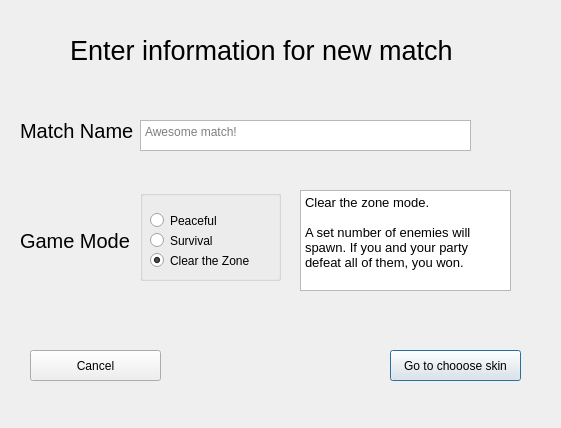
First picture: the form in client/creatematch.ui, repository Merok23/TPG-Taller-Left4dead-Grupo1, before the edit.
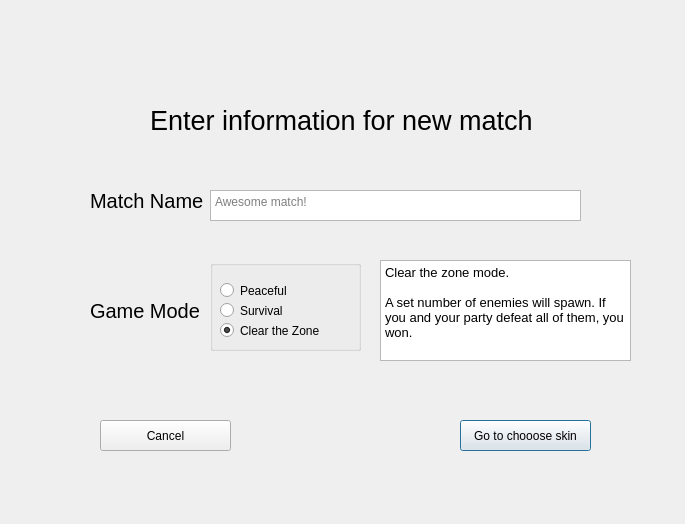
Second picture: the form after the edit.

Patch:
```diff
--- a/client/creatematch.ui
+++ b/client/creatematch.ui
@@ -6,8 +6,8 @@
    <rect>
     <x>0</x>
     <y>0</y>
-    <width>561</width>
-    <height>428</height>
+    <width>685</width>
+    <height>524</height>
    </rect>
   </property>
   <property name="windowTitle">
@@ -16,8 +16,8 @@
   <widget class="QLabel" name="main_title">
    <property name="geometry">
     <rect>
-     <x>70</x>
-     <y>0</y>
+     <x>150</x>
+     <y>70</y>
      <width>421</width>
      <height>101</height>
     </rect>
@@ -34,8 +34,8 @@
   <widget class="QLabel" name="match_name">
    <property name="geometry">
     <rect>
-     <x>20</x>
-     <y>120</y>
+     <x>90</x>
+     <y>190</y>
      <width>131</width>
      <height>21</height>
     </rect>
@@ -52,8 +52,8 @@
   <widget class="QLabel" name="mode_label">
    <property name="geometry">
     <rect>
-     <x>20</x>
-     <y>230</y>
+     <x>90</x>
+     <y>300</y>
      <width>111</width>
      <height>21</height>
     </rect>
@@ -70,8 +70,8 @@
   <widget class="QPushButton" name="choose_skin">
    <property name="geometry">
     <rect>
-     <x>390</x>
-     <y>350</y>
+     <x>460</x>
+     <y>420</y>
      <width>131</width>
      <height>31</height>
     </rect>
@@ -83,8 +83,8 @@
   <widget class="QPushButton" name="cancel">
    <property name="geometry">
     <rect>
-     <x>30</x>
-     <y>350</y>
+     <x>100</x>
+     <y>420</y>
      <width>131</width>
      <height>31</height>
     </rect>
@@ -96,9 +96,9 @@
   <widget class="QTextEdit" name="match_name_input">
    <property name="geometry">
     <rect>
-     <x>140</x>
-     <y>120</y>
-     <width>331</width>
+     <x>210</x>
+     <y>190</y>
+     <width>371</width>
      <height>31</height>
     </rect>
    </property>
@@ -119,9 +119,9 @@
   <widget class="QTextBrowser" name="mode_description">
    <property name="geometry">
     <rect>
-     <x>300</x>
-     <y>190</y>
-     <width>211</width>
+     <x>380</x>
+     <y>260</y>
+     <width>251</width>
      <height>101</height>
     </rect>
    </property>
@@ -141,9 +141,9 @@
   <widget class="QGroupBox" name="game_mode_box">
    <property name="geometry">
     <rect>
-     <x>140</x>
-     <y>190</y>
-     <width>141</width>
+     <x>210</x>
+     <y>260</y>
+     <width>151</width>
      <height>91</height>
     </rect>
    </property>
```
